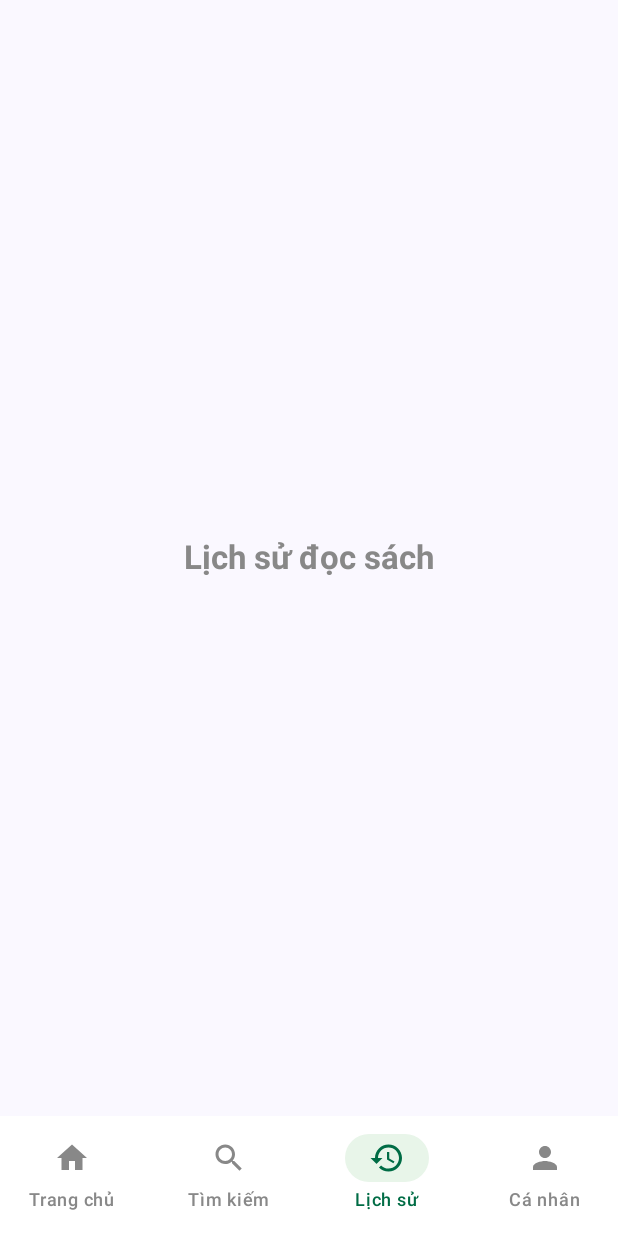
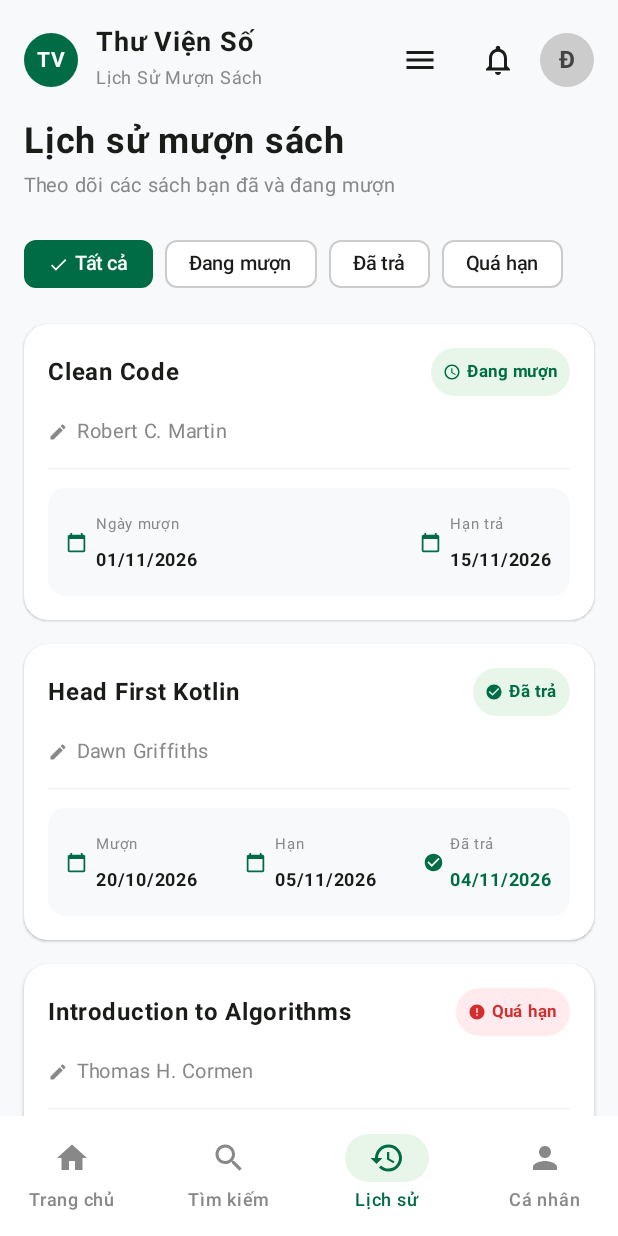
Before and after one commit to congthinh-code/Library-Management-App, an Android app built with Jetpack Compose: the screen it shows after launch (MainActivity), item 3 of the bottom bar chosen, on a phone screen of 412 x 824 dp. Run offline under Robolectric (Android 15) with nearby library versions, the phone set to English and light mode, and no system bars.

Commit message:
feat: hoàn thành màn hình lịch sử mượn

```diff
--- a/app/src/main/java/com/example/library_management/MainActivity.kt
+++ b/app/src/main/java/com/example/library_management/MainActivity.kt
@@ -25,8 +25,9 @@ import androidx.compose.ui.unit.sp
 import com.example.library_management.data.model.Book
 import com.example.library_management.data.model.sampleBooks
 import com.example.library_management.ui.components.*
+import com.example.library_management.ui.screen.HistoryScreen
+import com.example.library_management.ui.screen.SearchScreen
 import com.example.library_management.ui.theme.LibraryManagementTheme
-import com.example.library_management.ui.screen.SearchScreen
 
 class MainActivity : ComponentActivity() {
     override fun onCreate(savedInstanceState: Bundle?) {
@@ -42,7 +43,7 @@ class MainActivity : ComponentActivity() {
                     modifier = Modifier.fillMaxSize(),
                     bottomBar = {
                         Column {
-                            // ReadingBar chỉ hiển thị ở màn hình Trang chủ (tab 0) hoặc xuyên suốt nếu phù hợp
+                            // ReadingBar chỉ hiển thị ở màn hình Trang chủ (tab 0)
                             if (selectedTab == 0) {
                                 ReadingBar(
                                     bookTitle = "Clean Code",
@@ -62,7 +63,7 @@ class MainActivity : ComponentActivity() {
                     when (selectedTab) {
                         0 -> HomeScreen(modifier = Modifier.padding(innerPadding))
                         1 -> SearchScreen(modifier = Modifier.padding(innerPadding))
-                        2 -> SimplePlaceholderScreen(title = "Lịch sử đọc sách", modifier = Modifier.padding(innerPadding))
+                        2 -> HistoryScreen(modifier = Modifier.padding(innerPadding)) // Tích hợp HistoryScreen hoàn chỉnh
                         3 -> SimplePlaceholderScreen(title = "Thông tin cá nhân", modifier = Modifier.padding(innerPadding))
                     }
                 }
@@ -159,39 +160,7 @@ fun HomeScreen(modifier: Modifier = Modifier) {
     BookDetailDialog(book = selectedBook, onDismiss = { selectedBook = null })
 }
 
-// Màn hình chờ cho tab Tìm kiếm (Sẽ được phát triển chi tiết ở bước sau)
-@Composable
-fun SearchPlaceholderScreen(modifier: Modifier = Modifier) {
-    Column(
-        modifier = modifier
-            .fillMaxSize()
-            .padding(24.dp),
-        verticalArrangement = Arrangement.Center,
-        horizontalAlignment = Alignment.CenterHorizontally
-    ) {
-        Icon(
-            imageVector = Icons.Default.Search,
-            contentDescription = null,
-            tint = Color(0xFF006C45),
-            modifier = Modifier.size(64.dp)
-        )
-        Spacer(modifier = Modifier.height(16.dp))
-        Text(
-            text = "Màn hình Tìm kiếm đang phát triển",
-            style = MaterialTheme.typography.titleLarge,
-            fontWeight = FontWeight.Bold,
-            color = Color(0xFF1A1C19)
-        )
-        Spacer(modifier = Modifier.height(8.dp))
-        Text(
-            text = "Vui lòng chờ triển khai ở các bước tiếp theo.",
-            style = MaterialTheme.typography.bodyMedium,
-            color = Color.Gray
-        )
-    }
-}
-
-// Màn hình chờ chung cho các tab Lịch sử và Cá nhân
+// Màn hình chờ chung cho các tab chưa phát triển (Cá nhân)
 @Composable
 fun SimplePlaceholderScreen(title: String, modifier: Modifier = Modifier) {
     Box(
@@ -272,26 +241,3 @@ fun ReadingBar(
         }
     }
 }
-
-@Composable
-fun BookDetailDialog(book: Book?, onDismiss: () -> Unit) {
-    if (book != null) {
-        AlertDialog(
-            onDismissRequest = onDismiss,
-            title = { Text(text = book.title) },
-            text = {
-                Column(verticalArrangement = Arrangement.spacedBy(8.dp)) {
-                    Text(text = "Tác giả: ${book.author}")
-                    Text(text = "Thể loại: ${book.category}")
-                    Text(text = "Số lượng còn: ${book.quantity}")
-                    Spacer(modifier = Modifier.height(4.dp))
-                    Text(text = "Mô tả:", style = MaterialTheme.typography.titleSmall)
-                    Text(text = book.description)
-                }
-            },
-            confirmButton = {
-                TextButton(onClick = onDismiss) { Text("Đóng") }
-            }
-        )
-    }
-}
--- /dev/null
+++ b/app/src/main/java/com/example/library_management/data/model/BorrowHistory.kt
@@ -0,0 +1,52 @@
+package com.example.library_management.data.model
+
+enum class BorrowStatus {
+    BORROWING, // Đang mượn
+    RETURNED,  // Đã trả
+    OVERDUE    // Quá hạn
+}
+
+data class BorrowHistory(
+    val id: Int,
+    val bookId: Int, // Liên kết với id của Book
+    val borrowDate: String,
+    val dueDate: String,
+    val returnDate: String?, // Có thể null nếu chưa trả
+    val status: BorrowStatus
+)
+
+// Dữ liệu mẫu lịch sử mượn sách tham chiếu đúng các id trong BookData.kt (1 đến 4)
+val sampleBorrowHistories = listOf(
+    BorrowHistory(
+        id = 1,
+        bookId = 1, // Clean Code
+        borrowDate = "01/11/2026",
+        dueDate = "15/11/2026",
+        returnDate = null,
+        status = BorrowStatus.BORROWING
+    ),
+    BorrowHistory(
+        id = 2,
+        bookId = 3, // Head First Kotlin
+        borrowDate = "20/10/2026",
+        dueDate = "05/11/2026",
+        returnDate = "04/11/2026",
+        status = BorrowStatus.RETURNED
+    ),
+    BorrowHistory(
+        id = 3,
+        bookId = 4, // Introduction to Algorithms
+        borrowDate = "10/09/2026",
+        dueDate = "25/09/2026",
+        returnDate = null,
+        status = BorrowStatus.OVERDUE
+    ),
+    BorrowHistory(
+        id = 4,
+        bookId = 2, // Effective Java
+        borrowDate = "05/10/2026",
+        dueDate = "20/10/2026",
+        returnDate = "18/10/2026",
+        status = BorrowStatus.RETURNED
+    )
+)
--- /dev/null
+++ b/app/src/main/java/com/example/library_management/ui/components/HistoryItemCard.kt
@@ -0,0 +1,229 @@
+package com.example.library_management.ui.components
+
+import androidx.compose.foundation.background
+import androidx.compose.foundation.layout.*
+import androidx.compose.foundation.shape.RoundedCornerShape
+import androidx.compose.material.icons.Icons
+import androidx.compose.material.icons.filled.CalendarToday
+import androidx.compose.material.icons.filled.CheckCircle
+import androidx.compose.material.icons.filled.Create
+import androidx.compose.material.icons.filled.Error
+import androidx.compose.material.icons.filled.Schedule
+import androidx.compose.material3.*
+import androidx.compose.runtime.Composable
+import androidx.compose.ui.Alignment
+import androidx.compose.ui.Modifier
+import androidx.compose.ui.draw.clip
+import androidx.compose.ui.graphics.Color
+import androidx.compose.ui.text.font.FontWeight
+import androidx.compose.ui.text.style.TextOverflow
+import androidx.compose.ui.unit.dp
+import androidx.compose.ui.unit.sp
+import com.example.library_management.data.model.BorrowHistory
+import com.example.library_management.data.model.BorrowStatus
+import com.example.library_management.data.model.sampleBooks
+
+@Composable
+fun HistoryItemCard(
+    history: BorrowHistory,
+    modifier: Modifier = Modifier
+) {
+    val book = sampleBooks.find { it.id == history.bookId }
+    val bookTitle = book?.title ?: "Sách không xác định"
+    val bookAuthor = book?.author ?: "Tác giả không rõ"
+
+    val (statusText, statusBgColor, statusTextColor, statusIcon) = when (history.status) {
+        BorrowStatus.BORROWING -> Quad(
+            "Đang mượn",
+            Color(0xFFE8F5E9),
+            Color(0xFF006C45),
+            Icons.Default.Schedule
+        )
+        BorrowStatus.RETURNED -> Quad(
+            "Đã trả",
+            Color(0xFFE8F5E9),
+            Color(0xFF006C45),
+            Icons.Default.CheckCircle
+        )
+        BorrowStatus.OVERDUE -> Quad(
+            "Quá hạn",
+            Color(0xFFFFEBEE),
+            Color(0xFFD32F2F),
+            Icons.Default.Error
+        )
+    }
+
+    Card(
+        modifier = modifier.fillMaxWidth(),
+        shape = RoundedCornerShape(16.dp),
+        colors = CardDefaults.cardColors(containerColor = Color.White),
+        elevation = CardDefaults.cardElevation(defaultElevation = 1.dp)
+    ) {
+        Column(
+            modifier = Modifier
+                .fillMaxWidth()
+                .padding(16.dp),
+            verticalArrangement = Arrangement.spacedBy(12.dp)
+        ) {
+            // Tiêu đề sách và Badge trạng thái
+            Row(
+                modifier = Modifier.fillMaxWidth(),
+                horizontalArrangement = Arrangement.SpaceBetween,
+                verticalAlignment = Alignment.CenterVertically
+            ) {
+                Text(
+                    text = bookTitle,
+                    fontWeight = FontWeight.Bold,
+                    fontSize = 16.sp,
+                    color = Color(0xFF1A1C19),
+                    maxLines = 1,
+                    overflow = TextOverflow.Ellipsis,
+                    modifier = Modifier.weight(1f)
+                )
+                Spacer(modifier = Modifier.width(8.dp))
+                Surface(
+                    shape = RoundedCornerShape(16.dp),
+                    color = statusBgColor
+                ) {
+                    Row(
+                        modifier = Modifier.padding(horizontal = 8.dp, vertical = 4.dp),
+                        verticalAlignment = Alignment.CenterVertically,
+                        horizontalArrangement = Arrangement.spacedBy(4.dp)
+                    ) {
+                        Icon(
+                            imageVector = statusIcon,
+                            contentDescription = null,
+                            tint = statusTextColor,
+                            modifier = Modifier.size(12.dp)
+                        )
+                        Text(
+                            text = statusText,
+                            fontSize = 11.sp,
+                            fontWeight = FontWeight.Bold,
+                            color = statusTextColor
+                        )
+                    }
+                }
+            }
+
+            // Tác giả kèm icon
+            Row(
+                verticalAlignment = Alignment.CenterVertically,
+                horizontalArrangement = Arrangement.spacedBy(6.dp)
+            ) {
+                Icon(
+                    imageVector = Icons.Default.Create,
+                    contentDescription = null,
+                    tint = Color.Gray,
+                    modifier = Modifier.size(13.dp)
+                )
+                Text(
+                    text = bookAuthor,
+                    fontSize = 13.sp,
+                    color = Color.Gray,
+                    maxLines = 1,
+                    overflow = TextOverflow.Ellipsis
+                )
+            }
+
+            HorizontalDivider(color = Color(0xFFF1F3F4), thickness = 1.dp)
+
+            // Khung chứa thông tin ngày tháng
+            Box(
+                modifier = Modifier
+                    .fillMaxWidth()
+                    .clip(RoundedCornerShape(12.dp))
+                    .background(Color(0xFFF8F9FA))
+                    .padding(12.dp)
+            ) {
+                Row(
+                    modifier = Modifier.fillMaxWidth(),
+                    horizontalArrangement = Arrangement.SpaceBetween,
+                    verticalAlignment = Alignment.CenterVertically
+                ) {
+                    // Ngày mượn
+                    Row(
+                        verticalAlignment = Alignment.CenterVertically,
+                        horizontalArrangement = Arrangement.spacedBy(6.dp)
+                    ) {
+                        Icon(
+                            imageVector = Icons.Default.CalendarToday,
+                            contentDescription = null,
+                            tint = Color(0xFF006C45),
+                            modifier = Modifier.size(14.dp)
+                        )
+                        Column {
+                            Text(
+                                text = if (history.status == BorrowStatus.RETURNED) "Mượn" else "Ngày mượn",
+                                fontSize = 10.sp,
+                                color = Color.Gray
+                            )
+                            Text(
+                                text = history.borrowDate,
+                                fontSize = 12.sp,
+                                fontWeight = FontWeight.Bold,
+                                color = Color(0xFF1A1C19)
+                            )
+                        }
+                    }
+
+                    // Hạn trả
+                    Row(
+                        verticalAlignment = Alignment.CenterVertically,
+                        horizontalArrangement = Arrangement.spacedBy(6.dp)
+                    ) {
+                        Icon(
+                            imageVector = Icons.Default.CalendarToday,
+                            contentDescription = null,
+                            tint = if (history.status == BorrowStatus.OVERDUE) Color(0xFFD32F2F) else Color(0xFF006C45),
+                            modifier = Modifier.size(14.dp)
+                        )
+                        Column {
+                            Text(
+                                text = if (history.status == BorrowStatus.OVERDUE) "Hạn trả (Trễ)" else if (history.status == BorrowStatus.RETURNED) "Hạn" else "Hạn trả",
+                                fontSize = 10.sp,
+                                color = if (history.status == BorrowStatus.OVERDUE) Color(0xFFD32F2F) else Color.Gray
+                            )
+                            Text(
+                                text = history.dueDate,
+                                fontSize = 12.sp,
+                                fontWeight = FontWeight.Bold,
+                                color = if (history.status == BorrowStatus.OVERDUE) Color(0xFFD32F2F) else Color(0xFF1A1C19)
+                            )
+                        }
+                    }
+
+                    // Ngày trả thực tế (nếu có)
+                    if (!history.returnDate.isNullOrEmpty()) {
+                        Row(
+                            verticalAlignment = Alignment.CenterVertically,
+                            horizontalArrangement = Arrangement.spacedBy(4.dp)
+                        ) {
+                            Icon(
+                                imageVector = Icons.Default.CheckCircle,
+                                contentDescription = null,
+                                tint = Color(0xFF006C45),
+                                modifier = Modifier.size(14.dp)
+                            )
+                            Column {
+                                Text(
+                                    text = "Đã trả",
+                                    fontSize = 10.sp,
+                                    color = Color.Gray
+                                )
+                                Text(
+                                    text = history.returnDate,
+                                    fontSize = 12.sp,
+                                    fontWeight = FontWeight.Bold,
+                                    color = Color(0xFF006C45)
+                                )
+                            }
+                        }
+                    }
+                }
+            }
+        }
+    }
+}
+
+data class Quad<A, B, C, D>(val first: A, val second: B, val third: C, val fourth: D)
--- /dev/null
+++ b/app/src/main/java/com/example/library_management/ui/screen/HistoryScreen.kt
@@ -0,0 +1,220 @@
+package com.example.library_management.ui.screen
+
+import androidx.compose.foundation.background
+import androidx.compose.foundation.horizontalScroll
+import androidx.compose.foundation.layout.*
+import androidx.compose.foundation.lazy.LazyColumn
+import androidx.compose.foundation.lazy.items
+import androidx.compose.foundation.rememberScrollState
+import androidx.compose.foundation.shape.CircleShape
+import androidx.compose.foundation.shape.RoundedCornerShape
+import androidx.compose.material.icons.Icons
+import androidx.compose.material.icons.filled.Check
+import androidx.compose.material.icons.filled.Menu
+import androidx.compose.material.icons.outlined.Notifications
+import androidx.compose.material3.*
+import androidx.compose.runtime.*
+import androidx.compose.ui.Alignment
+import androidx.compose.ui.Modifier
+import androidx.compose.ui.draw.clip
+import androidx.compose.ui.graphics.Color
+import androidx.compose.ui.text.font.FontWeight
+import androidx.compose.ui.unit.dp
+import androidx.compose.ui.unit.sp
+import com.example.library_management.data.model.BorrowStatus
+import com.example.library_management.data.model.sampleBorrowHistories
+import com.example.library_management.ui.components.HistoryItemCard
+
+@Composable
+fun HistoryScreen(
+    modifier: Modifier = Modifier
+) {
+    var selectedFilter by remember { mutableStateOf("Tất cả") }
+    val filters = listOf("Tất cả", "Đang mượn", "Đã trả", "Quá hạn")
+
+    // Lọc danh sách lịch sử theo trạng thái được chọn thực tế
+    val filteredHistories = sampleBorrowHistories.filter { history ->
+        when (selectedFilter) {
+            "Đang mượn" -> history.status == BorrowStatus.BORROWING
+            "Đã trả" -> history.status == BorrowStatus.RETURNED
+            "Quá hạn" -> history.status == BorrowStatus.OVERDUE
+            else -> true
+        }
+    }
+
+    Box(
+        modifier = modifier
+            .fillMaxSize()
+            .background(Color(0xFFF8F9FA)) // Nền sáng xám rất nhạt theo thiết kế Stitch
+    ) {
+        LazyColumn(
+            modifier = Modifier
+                .fillMaxSize()
+                .padding(horizontal = 16.dp),
+            verticalArrangement = Arrangement.spacedBy(16.dp),
+            contentPadding = PaddingValues(vertical = 16.dp)
+        ) {
+            // Header
+            item {
+                Row(
+                    modifier = Modifier.fillMaxWidth(),
+                    horizontalArrangement = Arrangement.SpaceBetween,
+                    verticalAlignment = Alignment.CenterVertically
+                ) {
+                    Row(
+                        verticalAlignment = Alignment.CenterVertically,
+                        horizontalArrangement = Arrangement.spacedBy(12.dp)
+                    ) {
+                        Box(
+                            modifier = Modifier
+                                .size(36.dp)
+                                .clip(CircleShape)
+                                .background(Color(0xFF006C45)),
+                            contentAlignment = Alignment.Center
+                        ) {
+                            Text(
+                                text = "TV",
+                                color = Color.White,
+                                fontWeight = FontWeight.Bold,
+                                fontSize = 14.sp
+                            )
+                        }
+                        Column {
+                            Text(
+                                text = "Thư Viện Số",
+                                fontWeight = FontWeight.Bold,
+                                fontSize = 18.sp,
+                                color = Color(0xFF1A1C19)
+                            )
+                            Text(
+                                text = "Lịch Sử Mượn Sách",
+                                fontSize = 12.sp,
+                                color = Color.Gray
+                            )
+                        }
+                    }
+
+                    Row(
+                        verticalAlignment = Alignment.CenterVertically,
+                        horizontalArrangement = Arrangement.spacedBy(4.dp)
+                    ) {
+                        IconButton(onClick = { }) {
+                            Icon(
+                                imageVector = Icons.Default.Menu,
+                                contentDescription = "Menu",
+                                tint = Color(0xFF1A1C19)
+                            )
+                        }
+                        IconButton(onClick = { }) {
+                            Icon(
+                                imageVector = Icons.Outlined.Notifications,
+                                contentDescription = "Thông báo",
+                                tint = Color(0xFF1A1C19)
+                            )
+                        }
+                        Box(
+                            modifier = Modifier
+                                .size(36.dp)
+                                .clip(CircleShape)
+                                .background(Color.LightGray),
+                            contentAlignment = Alignment.Center
+                        ) {
+                            Text(
+                                text = "Đ",
+                                fontWeight = FontWeight.Bold,
+                                color = Color.DarkGray
+                            )
+                        }
+                    }
+                }
+            }
+
+            // Tiêu đề & Subtitle
+            item {
+                Column(
+                    verticalArrangement = Arrangement.spacedBy(4.dp)
+                ) {
+                    Text(
+                        text = "Lịch sử mượn sách",
+                        fontSize = 24.sp,
+                        fontWeight = FontWeight.Bold,
+                        color = Color(0xFF1A1C19)
+                    )
+                    Text(
+                        text = "Theo dõi các sách bạn đã và đang mượn",
+                        fontSize = 13.sp,
+                        color = Color.Gray
+                    )
+                }
+            }
+
+            // Bộ lọc trạng thái dạng chip (Hỗ trợ cuộn ngang nếu màn hình hẹp)
+            item {
+                Row(
+                    modifier = Modifier
+                        .fillMaxWidth()
+                        .horizontalScroll(rememberScrollState()),
+                    horizontalArrangement = Arrangement.spacedBy(8.dp)
+                ) {
+                    filters.forEach { filter ->
+                        val isSelected = filter == selectedFilter
+                        FilterChip(
+                            selected = isSelected,
+                            onClick = { selectedFilter = filter },
+                            label = {
+                                Row(
+                                    verticalAlignment = Alignment.CenterVertically,
+                                    horizontalArrangement = Arrangement.spacedBy(4.dp)
+                                ) {
+                                    if (isSelected) {
+                                        Icon(
+                                            imageVector = Icons.Default.Check,
+                                            contentDescription = null,
+                                            tint = Color.White,
+                                            modifier = Modifier.size(14.dp)
+                                        )
+                                    }
+                                    Text(text = filter, fontSize = 13.sp)
+                                }
+                            },
+                            colors = FilterChipDefaults.filterChipColors(
+                                selectedContainerColor = Color(0xFF006C45),
+                                selectedLabelColor = Color.White,
+                                containerColor = Color.White,
+                                labelColor = Color(0xFF1A1C19)
+                            ),
+                            border = FilterChipDefaults.filterChipBorder(
+                                enabled = true,
+                                selected = isSelected,
+                                borderColor = if (isSelected) Color.Transparent else Color.LightGray
+                            )
+                        )
+                    }
+                }
+            }
+
+            // Danh sách lịch sử mượn sách
+            items(filteredHistories) { history ->
+                HistoryItemCard(history = history)
+            }
+
+            // Trạng thái nếu không có kết quả lọc
+            if (filteredHistories.isEmpty()) {
+                item {
+                    Box(
+                        modifier = Modifier
+                            .fillMaxWidth()
+                            .padding(vertical = 32.dp),
+                        contentAlignment = Alignment.Center
+                    ) {
+                        Text(
+                            text = "Không có lịch sử mượn sách nào phù hợp",
+                            color = Color.Gray,
+                            fontSize = 14.sp
+                        )
+                    }
+                }
+            }
+        }
+    }
+}
```
